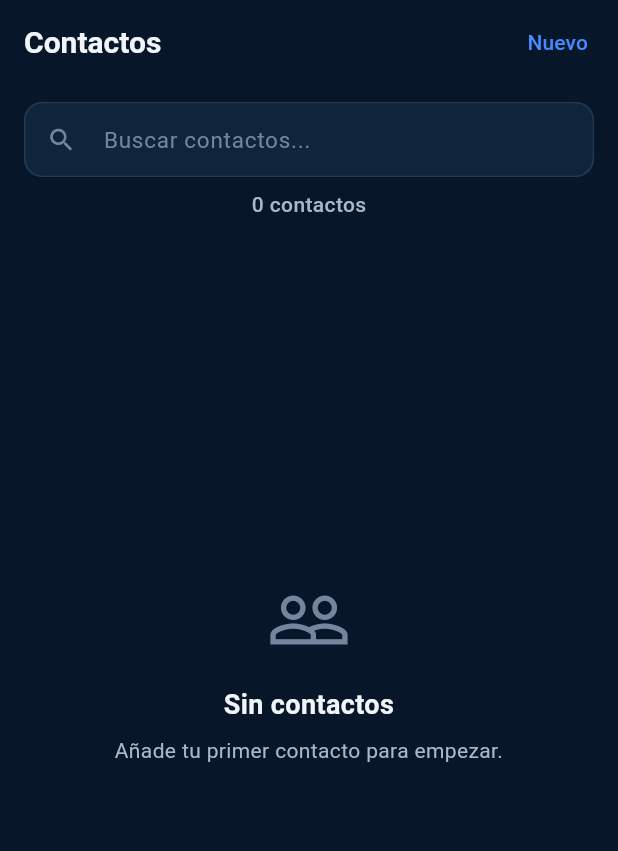
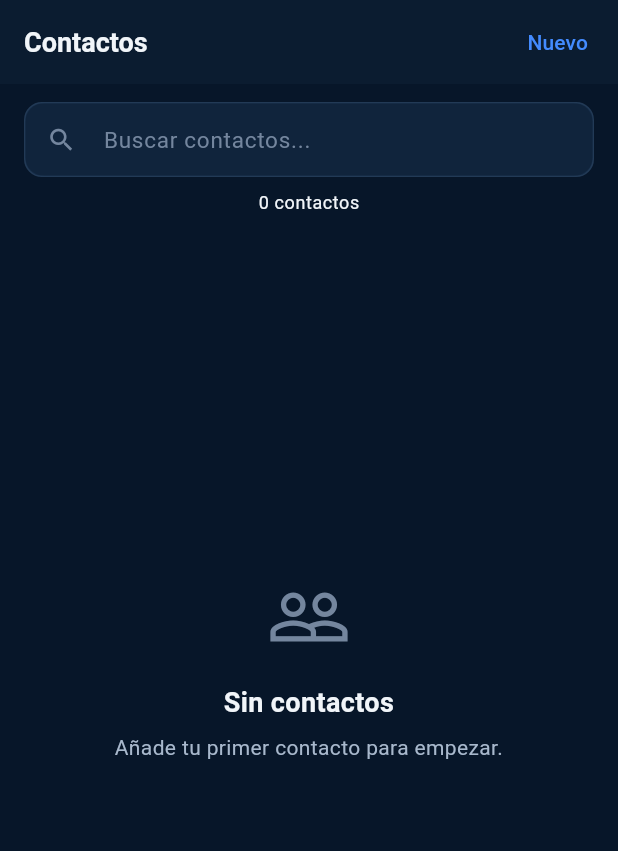
Before and after one commit to Ocelote9547/Nexo-dev, a Flutter app: the screen it shows after launch, item 2 of the bottom bar chosen, on a phone screen of 412 x 824 dp. Shown: the top 851 px of the screen. Run offline on Flutter 3.47's test engine with Material 3 defaults, Android fonts, the phone set to English and light mode, and no system bars; our stand-ins replace drift, file_picker, flutter_contacts, flutter_local_notifications, flutter_riverpod, flutter_secure_storage and 4 more; accounts and stored records are empty; generated files the repository leaves out were written again.

Commit message:
Complete contacts screen light and dark theme colors

```diff
--- a/lib/features/contacts/presentation/screens/contacts_screen.dart
+++ b/lib/features/contacts/presentation/screens/contacts_screen.dart
@@ -138,16 +138,14 @@ class _ContactsScreenState extends ConsumerState<ContactsScreen> {
     final searchService = ref.read(contactSearchServiceProvider);
 
     return Scaffold(
-      backgroundColor: NexoDesignColors.background,
+      backgroundColor: Theme.of(context).scaffoldBackgroundColor,
       appBar: AppBar(
-        backgroundColor: NexoDesignColors.background,
+        backgroundColor: Theme.of(context).colorScheme.surface,
         elevation: 0,
-        title: const Text(
+        title: Text(
           'Contactos',
-          style: TextStyle(
-            color: NexoDesignColors.textPrimary,
-            fontSize: 20,
-            fontWeight: FontWeight.w600,
+          style: Theme.of(context).textTheme.titleLarge?.copyWith(
+            fontWeight: FontWeight.w700,
           ),
         ),
         actions: [
@@ -316,7 +314,7 @@ class _CounterDisplay extends ConsumerWidget {
       ),
       child: Text(
         label,
-        style: NexoDesignTypography.contactCounter,
+        style: Theme.of(context).textTheme.bodySmall?.copyWith(color: Theme.of(context).colorScheme.onSurfaceVariant),
       ),
     );
   }
@@ -340,7 +338,10 @@ class _SectionHeader extends StatelessWidget {
       padding: const EdgeInsets.only(top: NexoDesignSpacing.md, bottom: NexoDesignSpacing.xs),
       child: Text(
         isFavorites ? 'Favoritos' : letter,
-        style: NexoDesignTypography.sectionLetter,
+        style: Theme.of(context).textTheme.titleSmall?.copyWith(
+          color: Theme.of(context).colorScheme.primary,
+          fontWeight: FontWeight.w700,
+        ),
       ),
     );
   }
@@ -454,10 +455,10 @@ class _AlphabetIndex extends StatelessWidget {
                 padding: const EdgeInsets.symmetric(vertical: 2),
                 child: Text(
                   l,
-                  style: const TextStyle(
+                  style: TextStyle(
                     fontSize: 11,
                     fontWeight: FontWeight.w600,
-                    color: NexoDesignColors.textTertiary,
+                    color: Theme.of(context).colorScheme.onSurfaceVariant,
                   ),
                 ),
               ),
```
